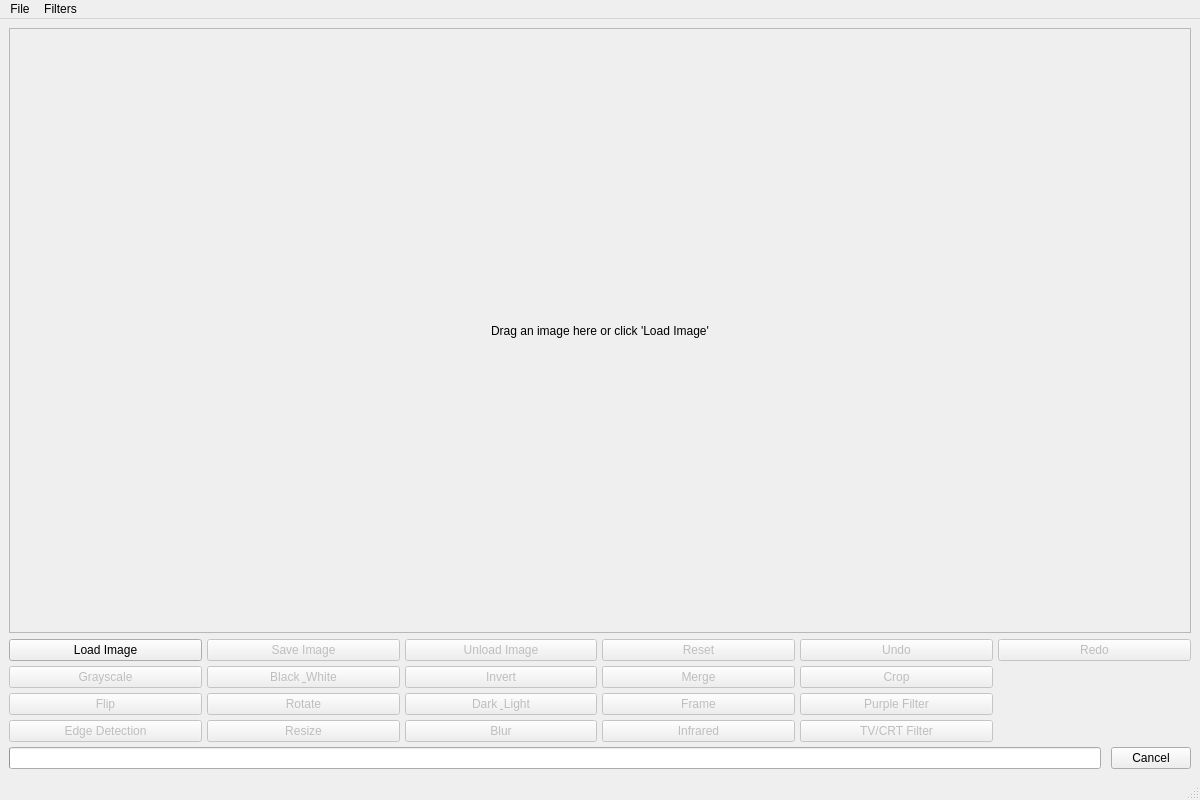
This is src/gui/mainwindow.ui in Eyad-Sharkawy/FCAI-OPP-Assignment-1-Image-Processing as Qt 5 draws it before an edit. The edited form follows.
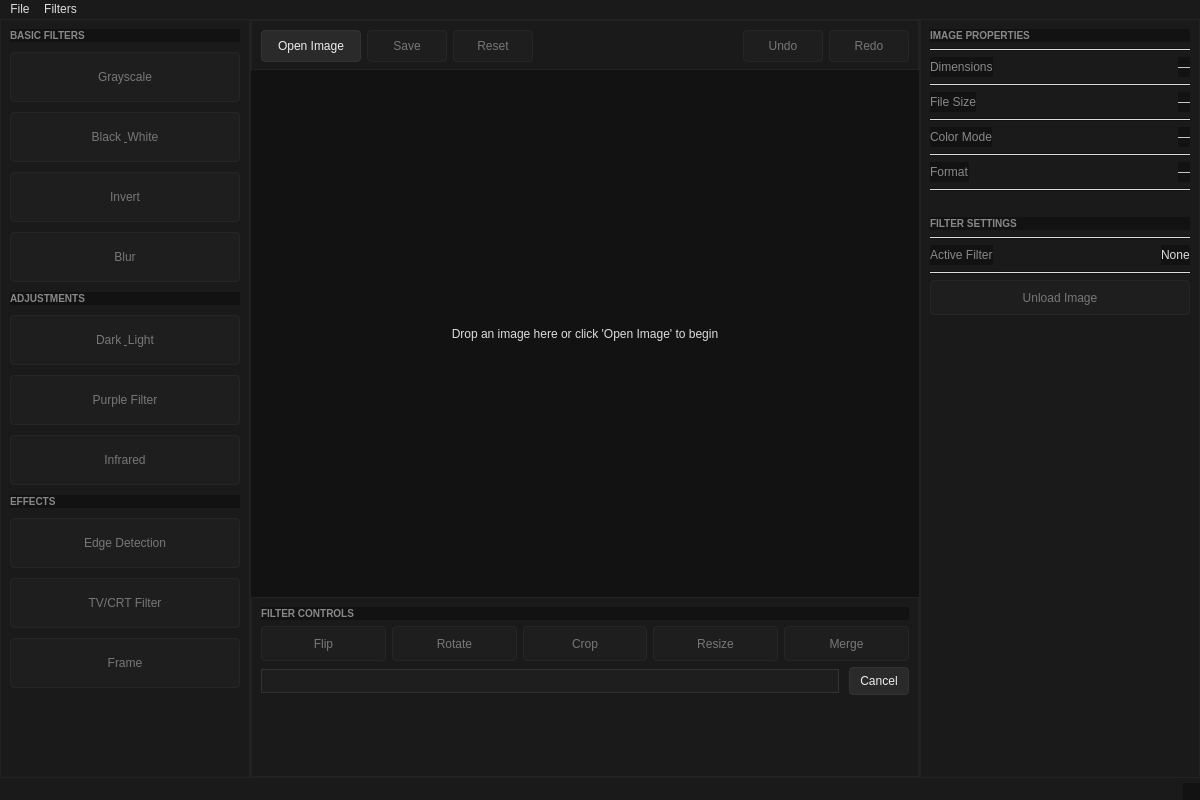
This is the edited form.

What changed in the file:
```diff
--- a/src/gui/mainwindow.ui
+++ b/src/gui/mainwindow.ui
@@ -16,9 +16,435 @@
   <property name="windowTitle">
    <string>Image Studio</string>
   </property>
+  <property name="styleSheet">
+   <string>QWidget { background-color: #121212; color: #dddddd; }
+QFrame#sidebarFrame, QFrame#centerFrame, QFrame#propertiesFrame, QFrame#toolbarFrame, QFrame#controlsFrame { background-color: #1a1a1a; border: 1px solid #222222; }
+QLabel { color: #dddddd; }
+QPushButton { background-color: #2a2a2a; color: #eeeeee; border: 1px solid #333333; padding: 6px 10px; border-radius: 4px; }
+QPushButton:hover { background-color: #333333; }
+QPushButton:pressed, QPushButton:checked { background-color: #3a3a3a; }
+QPushButton:disabled { background-color: #1e1e1e; color: #777777; border-color: #262626; }
+QScrollArea { background-color: #121212; border: none; }
+QWidget#scrollAreaWidgetContents { background-color: #121212; }
+QMenuBar { background-color: #1a1a1a; color: #dddddd; }
+QMenuBar::item:selected { background: #333333; }
+QMenu { background-color: #1a1a1a; color: #dddddd; border: 1px solid #333333; }
+QMenu::item:selected { background: #333333; }
+QStatusBar { background-color: #1a1a1a; color: #bbbbbb; }
+QProgressBar { background-color: #1e1e1e; border: 1px solid #333333; color: #bbbbbb; text-align: center; }
+QProgressBar::chunk { background-color: #3c6e71; }</string>
+  </property>
   <widget class="QWidget" name="centralwidget">
-   <layout class="QVBoxLayout" name="mainLayout">
+   <layout class="QHBoxLayout" name="mainLayout">
+    <property name="spacing">
+     <number>0</number>
+    </property>
+    <property name="leftMargin">
+     <number>0</number>
+    </property>
+    <property name="topMargin">
+     <number>0</number>
+    </property>
+    <property name="rightMargin">
+     <number>0</number>
+    </property>
+    <property name="bottomMargin">
+     <number>0</number>
+    </property>
     <item>
+     <!-- LEFT SIDEBAR: Filter Categories -->
+     <widget class="QFrame" name="sidebarFrame">
+      <property name="minimumSize">
+       <size>
+        <width>250</width>
+        <height>0</height>
+       </size>
+      </property>
+      <property name="maximumSize">
+       <size>
+        <width>250</width>
+        <height>16777215</height>
+       </size>
+      </property>
+      <property name="frameShape">
+       <enum>QFrame::StyledPanel</enum>
+      </property>
+      <layout class="QVBoxLayout" name="sidebarLayout">
+       <property name="spacing">
+        <number>10</number>
+       </property>
+       <item>
+        <widget class="QLabel" name="basicFiltersLabel">
+         <property name="text">
+          <string>BASIC FILTERS</string>
+         </property>
+         <property name="styleSheet">
+          <string>font-weight: bold; color: #888; font-size: 10px;</string>
+         </property>
+        </widget>
+       </item>
+       <item>
+        <widget class="QPushButton" name="grayscaleButton">
+         <property name="enabled">
+          <bool>false</bool>
+         </property>
+         <property name="minimumSize">
+          <size>
+           <width>0</width>
+           <height>50</height>
+          </size>
+         </property>
+         <property name="text">
+          <string>Grayscale</string>
+         </property>
+         <property name="checkable">
+          <bool>true</bool>
+         </property>
+        </widget>
+       </item>
+       <item>
+        <widget class="QPushButton" name="blackWhiteButton">
+         <property name="enabled">
+          <bool>false</bool>
+         </property>
+         <property name="minimumSize">
+          <size>
+           <width>0</width>
+           <height>50</height>
+          </size>
+         </property>
+         <property name="text">
+          <string>Black &amp; White</string>
+         </property>
+         <property name="checkable">
+          <bool>true</bool>
+         </property>
+        </widget>
+       </item>
+       <item>
+        <widget class="QPushButton" name="invertButton">
+         <property name="enabled">
+          <bool>false</bool>
+         </property>
+         <property name="minimumSize">
+          <size>
+           <width>0</width>
+           <height>50</height>
+          </size>
+         </property>
+         <property name="text">
+          <string>Invert</string>
+         </property>
+         <property name="checkable">
+          <bool>true</bool>
+         </property>
+        </widget>
+       </item>
+       <item>
+        <widget class="QPushButton" name="blurButton">
+         <property name="enabled">
+          <bool>false</bool>
+         </property>
+         <property name="minimumSize">
+          <size>
+           <width>0</width>
+           <height>50</height>
+          </size>
+         </property>
+         <property name="text">
+          <string>Blur</string>
+         </property>
+         <property name="checkable">
+          <bool>true</bool>
+         </property>
+        </widget>
+       </item>
+       <item>
+        <widget class="QLabel" name="adjustmentsLabel">
+         <property name="text">
+          <string>ADJUSTMENTS</string>
+         </property>
+         <property name="styleSheet">
+          <string>font-weight: bold; color: #888; font-size: 10px;</string>
+         </property>
+        </widget>
+       </item>
+       <item>
+        <widget class="QPushButton" name="darkLightButton">
+         <property name="enabled">
+          <bool>false</bool>
+         </property>
+         <property name="minimumSize">
+          <size>
+           <width>0</width>
+           <height>50</height>
+          </size>
+         </property>
+         <property name="text">
+          <string>Dark &amp; Light</string>
+         </property>
+         <property name="checkable">
+          <bool>true</bool>
+         </property>
+        </widget>
+       </item>
+       <item>
+        <widget class="QPushButton" name="purpleButton">
+         <property name="enabled">
+          <bool>false</bool>
+         </property>
+         <property name="minimumSize">
+          <size>
+           <width>0</width>
+           <height>50</height>
+          </size>
+         </property>
+         <property name="text">
+          <string>Purple Filter</string>
+         </property>
+         <property name="checkable">
+          <bool>true</bool>
+         </property>
+        </widget>
+       </item>
+       <item>
+        <widget class="QPushButton" name="infraredButton">
+         <property name="enabled">
+          <bool>false</bool>
+         </property>
+         <property name="minimumSize">
+          <size>
+           <width>0</width>
+           <height>50</height>
+          </size>
+         </property>
+         <property name="text">
+          <string>Infrared</string>
+         </property>
+         <property name="checkable">
+          <bool>true</bool>
+         </property>
+        </widget>
+       </item>
+       <item>
+        <widget class="QLabel" name="effectsLabel">
+         <property name="text">
+          <string>EFFECTS</string>
+         </property>
+         <property name="styleSheet">
+          <string>font-weight: bold; color: #888; font-size: 10px;</string>
+         </property>
+        </widget>
+       </item>
+       <item>
+        <widget class="QPushButton" name="edgesButton">
+         <property name="enabled">
+          <bool>false</bool>
+         </property>
+         <property name="minimumSize">
+          <size>
+           <width>0</width>
+           <height>50</height>
+          </size>
+         </property>
+         <property name="text">
+          <string>Edge Detection</string>
+         </property>
+         <property name="checkable">
+          <bool>true</bool>
+         </property>
+        </widget>
+       </item>
+       <item>
+        <widget class="QPushButton" name="tvFilterButton">
+         <property name="enabled">
+          <bool>false</bool>
+         </property>
+         <property name="minimumSize">
+          <size>
+           <width>0</width>
+           <height>50</height>
+          </size>
+         </property>
+         <property name="text">
+          <string>TV/CRT Filter</string>
+         </property>
+         <property name="checkable">
+          <bool>true</bool>
+         </property>
+        </widget>
+       </item>
+       <item>
+        <widget class="QPushButton" name="frameButton">
+         <property name="enabled">
+          <bool>false</bool>
+         </property>
+         <property name="minimumSize">
+          <size>
+           <width>0</width>
+           <height>50</height>
+          </size>
+         </property>
+         <property name="text">
+          <string>Frame</string>
+         </property>
+         <property name="checkable">
+          <bool>true</bool>
+         </property>
+        </widget>
+       </item>
+       <item>
+        <spacer name="sidebarSpacer">
+         <property name="orientation">
+          <enum>Qt::Vertical</enum>
+         </property>
+         <property name="sizeHint" stdset="0">
+          <size>
+           <width>20</width>
+           <height>40</height>
+          </size>
+         </property>
+        </spacer>
+       </item>
+      </layout>
+     </widget>
+    </item>
+    <item>
+     <!-- CENTER PANEL: Image Preview and Controls -->
+     <widget class="QFrame" name="centerFrame">
+      <property name="frameShape">
+       <enum>QFrame::StyledPanel</enum>
+      </property>
+      <layout class="QVBoxLayout" name="centerLayout">
+       <property name="spacing">
+        <number>0</number>
+       </property>
+       <property name="leftMargin">
+        <number>0</number>
+       </property>
+       <property name="topMargin">
+        <number>0</number>
+       </property>
+       <property name="rightMargin">
+        <number>0</number>
+       </property>
+       <property name="bottomMargin">
+        <number>0</number>
+       </property>
+       <item>
+        <!-- Toolbar -->
+        <widget class="QFrame" name="toolbarFrame">
+         <property name="minimumSize">
+          <size>
+           <width>0</width>
+           <height>50</height>
+          </size>
+         </property>
+         <property name="maximumSize">
+          <size>
+           <width>16777215</width>
+           <height>50</height>
+          </size>
+         </property>
+         <property name="frameShape">
+          <enum>QFrame::StyledPanel</enum>
+         </property>
+         <layout class="QHBoxLayout" name="toolbarLayout">
+          <item>
+           <widget class="QPushButton" name="loadButton">
+            <property name="minimumSize">
+             <size>
+              <width>100</width>
+              <height>32</height>
+             </size>
+            </property>
+            <property name="text">
+             <string>Open Image</string>
+            </property>
+           </widget>
+          </item>
+          <item>
+           <widget class="QPushButton" name="saveButton">
+            <property name="enabled">
+             <bool>false</bool>
+            </property>
+            <property name="minimumSize">
+             <size>
+              <width>80</width>
+              <height>32</height>
+             </size>
+            </property>
+            <property name="text">
+             <string>Save</string>
+            </property>
+           </widget>
+          </item>
+          <item>
+           <widget class="QPushButton" name="resetButton">
+            <property name="enabled">
+             <bool>false</bool>
+            </property>
+            <property name="minimumSize">
+             <size>
+              <width>80</width>
+              <height>32</height>
+             </size>
+            </property>
+            <property name="text">
+             <string>Reset</string>
+            </property>
+           </widget>
+          </item>
+          <item>
+           <spacer name="toolbarSpacer">
+            <property name="orientation">
+             <enum>Qt::Horizontal</enum>
+            </property>
+            <property name="sizeHint" stdset="0">
+             <size>
+              <width>40</width>
+              <height>20</height>
+             </size>
+            </property>
+           </spacer>
+          </item>
+          <item>
+           <widget class="QPushButton" name="undoButton">
+            <property name="enabled">
+             <bool>false</bool>
+            </property>
+            <property name="minimumSize">
+             <size>
+              <width>80</width>
+              <height>32</height>
+             </size>
+            </property>
+            <property name="text">
+             <string>Undo</string>
+            </property>
+           </widget>
+          </item>
+          <item>
+           <widget class="QPushButton" name="redoButton">
+            <property name="enabled">
+             <bool>false</bool>
+            </property>
+            <property name="minimumSize">
+             <size>
+              <width>80</width>
+              <height>32</height>
+             </size>
+            </property>
+            <property name="text">
+             <string>Redo</string>
+            </property>
+           </widget>
+          </item>
+         </layout>
+        </widget>
+       </item>
+       <item>
+        <!-- Image Preview Area -->
      <widget class="QScrollArea" name="scrollArea">
       <property name="acceptDrops">
        <bool>true</bool>
@@ -31,8 +457,8 @@
         <rect>
          <x>0</x>
          <y>0</y>
-         <width>1180</width>
-         <height>611</height>
+            <width>648</width>
+            <height>519</height>
         </rect>
        </property>
        <property name="acceptDrops">
@@ -45,7 +471,7 @@
            <bool>true</bool>
           </property>
           <property name="text">
-           <string>Drag an image here or click 'Load Image'</string>
+              <string>Drop an image here or click 'Open Image' to begin</string>
           </property>
           <property name="scaledContents">
            <bool>true</bool>
@@ -60,88 +486,119 @@
      </widget>
     </item>
     <item>
-     <layout class="QGridLayout" name="buttonLayout">
-      <property name="spacing">
-       <number>5</number>
-      </property>
-      <item row="1" column="3">
-       <widget class="QPushButton" name="mergeButton">
-        <property name="enabled">
-         <bool>false</bool>
-        </property>
-        <property name="text">
-         <string>Merge</string>
-        </property>
-       </widget>
-      </item>
-      <item row="0" column="0">
-       <widget class="QPushButton" name="loadButton">
+        <!-- Controls Panel -->
+        <widget class="QFrame" name="controlsFrame">
+         <property name="minimumSize">
+          <size>
+           <width>0</width>
+           <height>180</height>
+          </size>
+         </property>
+         <property name="maximumSize">
+          <size>
+           <width>16777215</width>
+           <height>180</height>
+          </size>
+         </property>
+         <property name="frameShape">
+          <enum>QFrame::StyledPanel</enum>
+         </property>
+         <layout class="QVBoxLayout" name="controlsLayout">
+          <item>
+           <widget class="QLabel" name="controlsTitle">
         <property name="text">
-         <string>Load Image</string>
-        </property>
-       </widget>
-      </item>
-      <item row="2" column="0">
+             <string>FILTER CONTROLS</string>
+            </property>
+            <property name="styleSheet">
+             <string>font-weight: bold; color: #888; font-size: 10px;</string>
+            </property>
+           </widget>
+          </item>
+          <item>
+           <layout class="QHBoxLayout" name="transformButtonsLayout">
+            <item>
        <widget class="QPushButton" name="flipButton">
         <property name="enabled">
          <bool>false</bool>
         </property>
+              <property name="minimumSize">
+               <size>
+                <width>0</width>
+                <height>35</height>
+               </size>
+              </property>
         <property name="text">
          <string>Flip</string>
         </property>
        </widget>
       </item>
-      <item row="2" column="3">
-       <widget class="QPushButton" name="frameButton">
+            <item>
+             <widget class="QPushButton" name="rotateButton">
         <property name="enabled">
          <bool>false</bool>
         </property>
-        <property name="text">
-         <string>Frame</string>
-        </property>
-       </widget>
-      </item>
-      <item row="0" column="5">
-       <widget class="QPushButton" name="redoButton">
-        <property name="enabled">
-         <bool>false</bool>
-        </property>
+              <property name="minimumSize">
+               <size>
+                <width>0</width>
+                <height>35</height>
+               </size>
+              </property>
         <property name="text">
-         <string>Redo</string>
+               <string>Rotate</string>
         </property>
        </widget>
       </item>
-      <item row="0" column="2">
-       <widget class="QPushButton" name="unloadButton">
+            <item>
+             <widget class="QPushButton" name="cropButton">
         <property name="enabled">
          <bool>false</bool>
         </property>
+              <property name="minimumSize">
+               <size>
+                <width>0</width>
+                <height>35</height>
+               </size>
+              </property>
         <property name="text">
-         <string>Unload Image</string>
+               <string>Crop</string>
         </property>
        </widget>
       </item>
-      <item row="0" column="4">
-       <widget class="QPushButton" name="undoButton">
+            <item>
+             <widget class="QPushButton" name="resizeButton">
         <property name="enabled">
          <bool>false</bool>
         </property>
+              <property name="minimumSize">
+               <size>
+                <width>0</width>
+                <height>35</height>
+               </size>
+              </property>
         <property name="text">
-         <string>Undo</string>
+               <string>Resize</string>
         </property>
        </widget>
       </item>
-      <item row="1" column="2">
-       <widget class="QPushButton" name="invertButton">
+            <item>
+             <widget class="QPushButton" name="mergeButton">
         <property name="enabled">
          <bool>false</bool>
         </property>
+              <property name="minimumSize">
+               <size>
+                <width>0</width>
+                <height>35</height>
+               </size>
+              </property>
         <property name="text">
-         <string>Invert</string>
+               <string>Merge</string>
         </property>
        </widget>
       </item>
-      <item row="5" column="0" colspan="6">
+           </layout>
+          </item>
+          <item>
        <layout class="QHBoxLayout" name="progressLayout">
         <property name="spacing">
          <number>10</number>
@@ -168,137 +625,330 @@
         </item>
        </layout>
       </item>
-      <item row="1" column="0">
-       <widget class="QPushButton" name="grayscaleButton">
-        <property name="enabled">
-         <bool>false</bool>
-        </property>
+          <item>
+           <spacer name="controlsSpacer">
+            <property name="orientation">
+             <enum>Qt::Vertical</enum>
+            </property>
+            <property name="sizeHint" stdset="0">
+             <size>
+              <width>20</width>
+              <height>40</height>
+             </size>
+            </property>
+           </spacer>
+          </item>
+         </layout>
+        </widget>
+       </item>
+      </layout>
+     </widget>
+    </item>
+    <item>
+     <!-- RIGHT SIDEBAR: Properties Panel -->
+     <widget class="QFrame" name="propertiesFrame">
+      <property name="minimumSize">
+       <size>
+        <width>280</width>
+        <height>0</height>
+       </size>
+      </property>
+      <property name="maximumSize">
+       <size>
+        <width>280</width>
+        <height>16777215</height>
+       </size>
+      </property>
+      <property name="frameShape">
+       <enum>QFrame::StyledPanel</enum>
+      </property>
+      <layout class="QVBoxLayout" name="propertiesLayout">
+       <item>
+        <widget class="QLabel" name="imagePropertiesLabel">
         <property name="text">
-         <string>Grayscale</string>
-        </property>
-       </widget>
-      </item>
-      <item row="0" column="1">
-       <widget class="QPushButton" name="saveButton">
-        <property name="enabled">
-         <bool>false</bool>
-        </property>
+          <string>IMAGE PROPERTIES</string>
+         </property>
+         <property name="styleSheet">
+          <string>font-weight: bold; color: #888; font-size: 10px;</string>
+         </property>
+        </widget>
+       </item>
+       <item>
+        <widget class="QFrame" name="propertyLine1">
+         <property name="frameShape">
+          <enum>QFrame::HLine</enum>
+         </property>
+        </widget>
+       </item>
+       <item>
+        <layout class="QHBoxLayout" name="dimensionsLayout">
+         <item>
+          <widget class="QLabel" name="dimensionsLabel">
         <property name="text">
-         <string>Save Image</string>
-        </property>
-       </widget>
-      </item>
-      <item row="3" column="0">
-       <widget class="QPushButton" name="edgesButton">
-        <property name="enabled">
-         <bool>false</bool>
-        </property>
+            <string>Dimensions</string>
+           </property>
+           <property name="styleSheet">
+            <string>color: #888;</string>
+           </property>
+          </widget>
+         </item>
+         <item>
+          <spacer name="dimensionsSpacer">
+           <property name="orientation">
+            <enum>Qt::Horizontal</enum>
+           </property>
+           <property name="sizeHint" stdset="0">
+            <size>
+             <width>40</width>
+             <height>20</height>
+            </size>
+           </property>
+          </spacer>
+         </item>
+         <item>
+          <widget class="QLabel" name="dimensionsValue">
         <property name="text">
-         <string>Edge Detection</string>
+            <string>—</string>
         </property>
        </widget>
       </item>
-      <item row="3" column="1">
-       <widget class="QPushButton" name="resizeButton">
-        <property name="enabled">
-         <bool>false</bool>
-        </property>
+        </layout>
+       </item>
+       <item>
+        <widget class="QFrame" name="propertyLine2">
+         <property name="frameShape">
+          <enum>QFrame::HLine</enum>
+         </property>
+        </widget>
+       </item>
+       <item>
+        <layout class="QHBoxLayout" name="fileSizeLayout">
+         <item>
+          <widget class="QLabel" name="fileSizeLabel">
         <property name="text">
-         <string>Resize</string>
-        </property>
-       </widget>
-      </item>
-      <item row="2" column="1">
-       <widget class="QPushButton" name="rotateButton">
-        <property name="enabled">
-         <bool>false</bool>
-        </property>
+            <string>File Size</string>
+           </property>
+           <property name="styleSheet">
+            <string>color: #888;</string>
+           </property>
+          </widget>
+         </item>
+         <item>
+          <spacer name="fileSizeSpacer">
+           <property name="orientation">
+            <enum>Qt::Horizontal</enum>
+           </property>
+           <property name="sizeHint" stdset="0">
+            <size>
+             <width>40</width>
+             <height>20</height>
+            </size>
+           </property>
+          </spacer>
+         </item>
+         <item>
+          <widget class="QLabel" name="fileSizeValue">
         <property name="text">
-         <string>Rotate</string>
+            <string>—</string>
         </property>
        </widget>
       </item>
-      <item row="3" column="2">
-       <widget class="QPushButton" name="blurButton">
-        <property name="enabled">
-         <bool>false</bool>
-        </property>
+        </layout>
+       </item>
+       <item>
+        <widget class="QFrame" name="propertyLine3">
+         <property name="frameShape">
+          <enum>QFrame::HLine</enum>
+         </property>
+        </widget>
+       </item>
+       <item>
+        <layout class="QHBoxLayout" name="colorModeLayout">
+         <item>
+          <widget class="QLabel" name="colorModeLabel">
         <property name="text">
-         <string>Blur</string>
-        </property>
-       </widget>
-      </item>
-      <item row="3" column="3">
-       <widget class="QPushButton" name="infraredButton">
-        <property name="enabled">
-         <bool>false</bool>
-        </property>
+            <string>Color Mode</string>
+           </property>
+           <property name="styleSheet">
+            <string>color: #888;</string>
+           </property>
+          </widget>
+         </item>
+         <item>
+          <spacer name="colorModeSpacer">
+           <property name="orientation">
+            <enum>Qt::Horizontal</enum>
+           </property>
+           <property name="sizeHint" stdset="0">
+            <size>
+             <width>40</width>
+             <height>20</height>
+            </size>
+           </property>
+          </spacer>
+         </item>
+         <item>
+          <widget class="QLabel" name="colorModeValue">
         <property name="text">
-         <string>Infrared</string>
+            <string>—</string>
         </property>
        </widget>
       </item>
-      <item row="2" column="2">
-       <widget class="QPushButton" name="darkLightButton">
-        <property name="enabled">
-         <bool>false</bool>
-        </property>
+        </layout>
+       </item>
+       <item>
+        <widget class="QFrame" name="propertyLine4">
+         <property name="frameShape">
+          <enum>QFrame::HLine</enum>
+         </property>
+        </widget>
+       </item>
+       <item>
+        <layout class="QHBoxLayout" name="formatLayout">
+         <item>
+          <widget class="QLabel" name="formatLabel">
         <property name="text">
-         <string>Dark &amp; Light</string>
-        </property>
-       </widget>
-      </item>
-      <item row="0" column="3">
-       <widget class="QPushButton" name="resetButton">
-        <property name="enabled">
-         <bool>false</bool>
-        </property>
+            <string>Format</string>
+           </property>
+           <property name="styleSheet">
+            <string>color: #888;</string>
+           </property>
+          </widget>
+         </item>
+         <item>
+          <spacer name="formatSpacer">
+           <property name="orientation">
+            <enum>Qt::Horizontal</enum>
+           </property>
+           <property name="sizeHint" stdset="0">
+            <size>
+             <width>40</width>
+             <height>20</height>
+            </size>
+           </property>
+          </spacer>
+         </item>
+         <item>
+          <widget class="QLabel" name="formatValue">
         <property name="text">
-         <string>Reset</string>
+            <string>—</string>
         </property>
        </widget>
       </item>
-      <item row="1" column="1">
-       <widget class="QPushButton" name="blackWhiteButton">
-        <property name="enabled">
-         <bool>false</bool>
-        </property>
+        </layout>
+       </item>
+       <item>
+        <widget class="QFrame" name="propertyLine5">
+         <property name="frameShape">
+          <enum>QFrame::HLine</enum>
+         </property>
+        </widget>
+       </item>
+       <item>
+        <spacer name="propertiesSpacer1">
+         <property name="orientation">
+          <enum>Qt::Vertical</enum>
+         </property>
+         <property name="sizeType">
+          <enum>QSizePolicy::Fixed</enum>
+         </property>
+         <property name="sizeHint" stdset="0">
+          <size>
+           <width>20</width>
+           <height>20</height>
+          </size>
+         </property>
+        </spacer>
+       </item>
+       <item>
+        <widget class="QLabel" name="filterSettingsLabel">
         <property name="text">
-         <string>Black &amp; White</string>
-        </property>
-       </widget>
-      </item>
-      <item row="1" column="4">
-       <widget class="QPushButton" name="cropButton">
-        <property name="enabled">
-         <bool>false</bool>
-        </property>
+          <string>FILTER SETTINGS</string>
+         </property>
+         <property name="styleSheet">
+          <string>font-weight: bold; color: #888; font-size: 10px;</string>
+         </property>
+        </widget>
+       </item>
+       <item>
+        <widget class="QFrame" name="propertyLine6">
+         <property name="frameShape">
+          <enum>QFrame::HLine</enum>
+         </property>
+        </widget>
+       </item>
+       <item>
+        <layout class="QHBoxLayout" name="activeFilterLayout">
+         <item>
+          <widget class="QLabel" name="activeFilterLabel">
         <property name="text">
-         <string>Crop</string>
-        </property>
-       </widget>
-      </item>
-      <item row="2" column="4">
-       <widget class="QPushButton" name="purpleButton">
-        <property name="enabled">
-         <bool>false</bool>
-        </property>
+            <string>Active Filter</string>
+           </property>
+           <property name="styleSheet">
+            <string>color: #888;</string>
+           </property>
+          </widget>
+         </item>
+         <item>
+          <spacer name="activeFilterSpacer">
+           <property name="orientation">
+            <enum>Qt::Horizontal</enum>
+           </property>
+           <property name="sizeHint" stdset="0">
+            <size>
+             <width>40</width>
+             <height>20</height>
+            </size>
+           </property>
+          </spacer>
+         </item>
+         <item>
+          <widget class="QLabel" name="activeFilterValue">
         <property name="text">
-         <string>Purple Filter</string>
+            <string>None</string>
         </property>
        </widget>
       </item>
-      <item row="3" column="4">
-       <widget class="QPushButton" name="tvFilterButton">
+        </layout>
+       </item>
+       <item>
+        <widget class="QFrame" name="propertyLine7">
+         <property name="frameShape">
+          <enum>QFrame::HLine</enum>
+         </property>
+        </widget>
+       </item>
+       <item>
+        <widget class="QPushButton" name="unloadButton">
         <property name="enabled">
          <bool>false</bool>
         </property>
+         <property name="minimumSize">
+          <size>
+           <width>0</width>
+           <height>35</height>
+          </size>
+         </property>
         <property name="text">
-         <string>TV/CRT Filter</string>
+          <string>Unload Image</string>
         </property>
        </widget>
       </item>
-     </layout>
+       <item>
+        <spacer name="propertiesSpacer2">
+         <property name="orientation">
+          <enum>Qt::Vertical</enum>
+         </property>
+         <property name="sizeHint" stdset="0">
+          <size>
+           <width>20</width>
+           <height>40</height>
+          </size>
+         </property>
+        </spacer>
+       </item>
+      </layout>
+     </widget>
     </item>
    </layout>
   </widget>
```
Left out of the diff: 10 changed lines with no effect on the pictures. Lines whose indentation alone changed are shown as unchanged.
